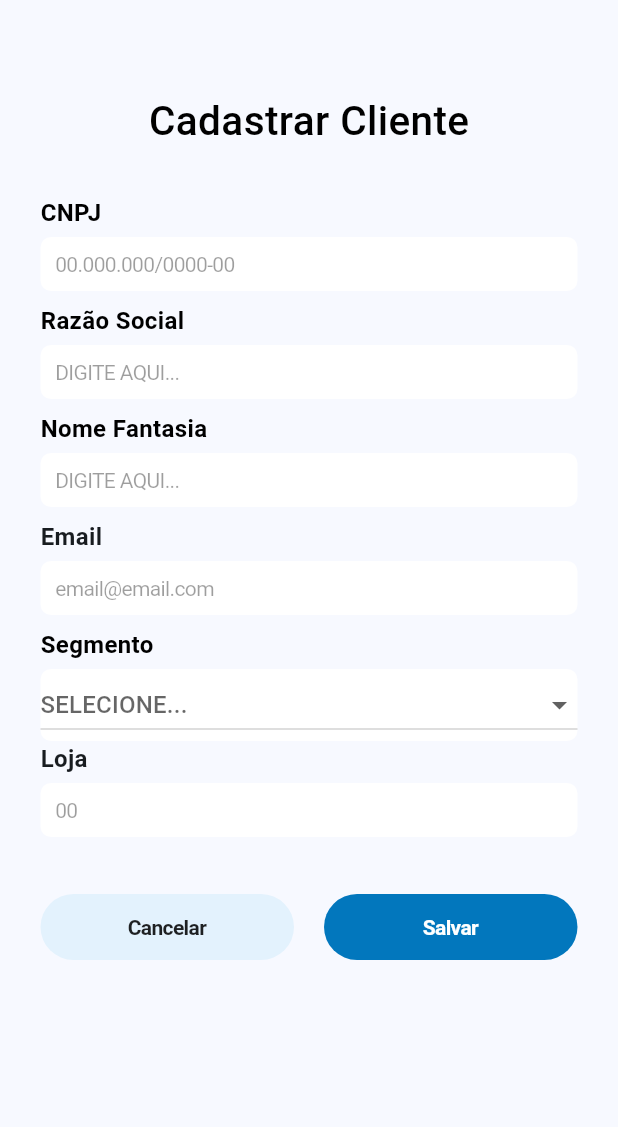
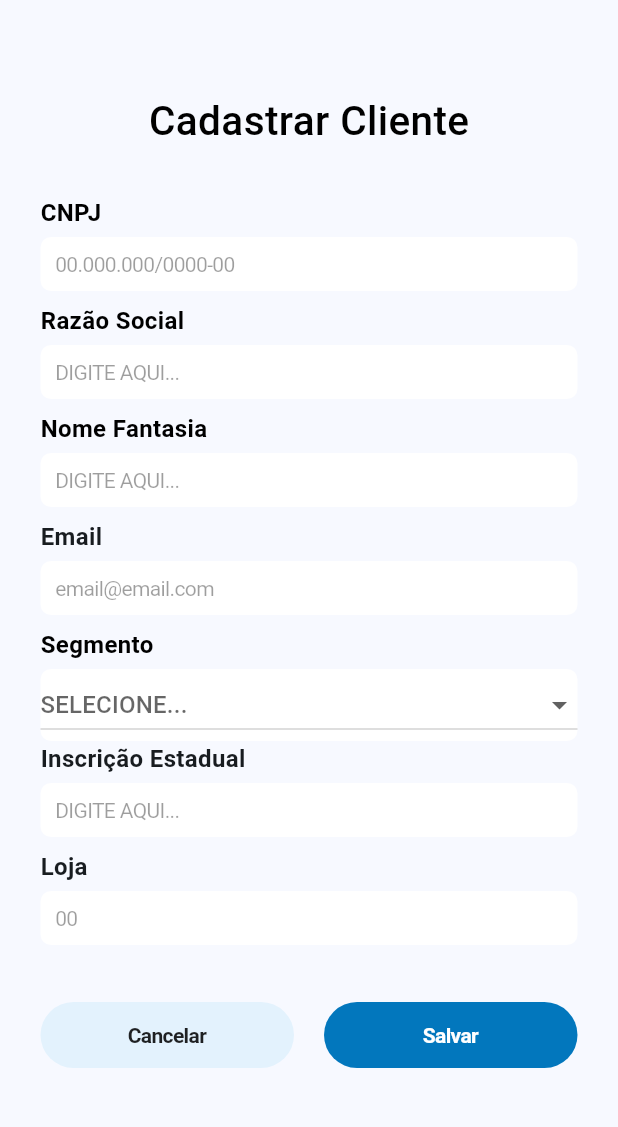
Before and after one commit to KevinFGR/SMART_APP, a Flutter app: the DetailsPage screen opened directly, on a phone screen of 412 x 824 dp, the part 84-1211 px from its top. Run offline on Flutter 3.47's test engine with Material 3 defaults, Android fonts, the phone set to English and light mode, and no system bars; our stand-ins replace flutter_masked_text2, flutter_spinkit, fluttertoast, shared_preferences; accounts and stored records are empty.

```diff
--- a/lib/app/details/details_view.dart
+++ b/lib/app/details/details_view.dart
@@ -19,6 +19,7 @@ class _DetailsPageState extends State<DetailsPage>{
   final corporateNameController = TextEditingController();
   final tradeNameController = TextEditingController();
   final emailController = TextEditingController();
+  final stateRegistrationController = TextEditingController();
   final storeController = TextEditingController();
   String? selectedSegment;
 
@@ -243,6 +244,34 @@ class _DetailsPageState extends State<DetailsPage>{
                       ),
                     ),
 
+                    // Inscrição Estadual
+                    const Align(
+                      alignment: Alignment.centerLeft,
+                      child: Text(
+                        'Inscrição Estadual',
+                        style: TextStyle(
+                          fontSize: 16,
+                          fontWeight: FontWeight.bold,
+                        ),
+                      ),
+                    ),
+                    const SizedBox(height: 5),
+                    CupertinoTextField(
+                      padding: const EdgeInsets.all(10),
+                      controller: stateRegistrationController,
+                      keyboardType: TextInputType.number,
+                      placeholder: "DIGITE AQUI...",
+                      placeholderStyle: const TextStyle(color:Colors.black38, fontSize:14),
+                      style: const TextStyle(color: Colors.black, fontSize: 14),
+                      decoration: const BoxDecoration(
+                        color: Colors.white,
+                        borderRadius: BorderRadius.all(
+                          Radius.circular(7),
+                        ),
+                      ),
+                    ),
+                    const SizedBox(height:8),
+
                     // Loja
                     const Align(
                       alignment: Alignment.centerLeft,
@@ -326,7 +355,7 @@ class _DetailsPageState extends State<DetailsPage>{
             ),
           ),
         ),
-        if(loading) ...{Spinner.showSpinner(Colors.blue)}
+        if(loading) ...{Spinner.show(Colors.blue)}
       ]
       )
     );
--- a/lib/app/login/login_functions.dart
+++ b/lib/app/login/login_functions.dart
@@ -36,6 +36,8 @@ class LoginFunctions {
       var token = res["data"]["token"];
       await TokenService.setToken(token);
       return true;
-    }else{ return false; }
+    }else{
+      return false;
+    }
   }
 }
--- a/lib/services/customers_service.dart
+++ b/lib/services/customers_service.dart
@@ -1,5 +1,5 @@
 import 'dart:convert';
-import 'package:smart_app/services/auth_service.dart';
+// import 'package:fluttertoast/fluttertoast.dart';
 import 'package:smart_app/services/token_service.dart';
 
 import 'package:http/http.dart' as http;
@@ -17,7 +17,9 @@ class CustomerService{
       'Content-Type': 'application/json',
       'Authorization': 'Bearer $token',
     });
-    if(res.statusCode == 401){ return null; }
+    if(res.statusCode > 200){
+      return null;
+    }
     return jsonDecode(res.body);
   }
 }
--- a/pubspec.yaml
+++ b/pubspec.yaml
@@ -39,6 +39,7 @@ dependencies:
   http: ^1.2.2
   shared_preferences: ^2.0.0
   flutter_spinkit: ^5.2.1
+  fluttertoast: ^8.2.8
 
 dev_dependencies:
   flutter_test:
```
Also changed, not shown: lib/app/components/spinner.dart (+26 -14 lines), lib/app/components/toaster.dart (added, +20 -0 lines), lib/app/details/details_functions.dart (+8 -2 lines), lib/app/login/login_view.dart (+7 -6 lines), pubspec.lock, 2 other files.
